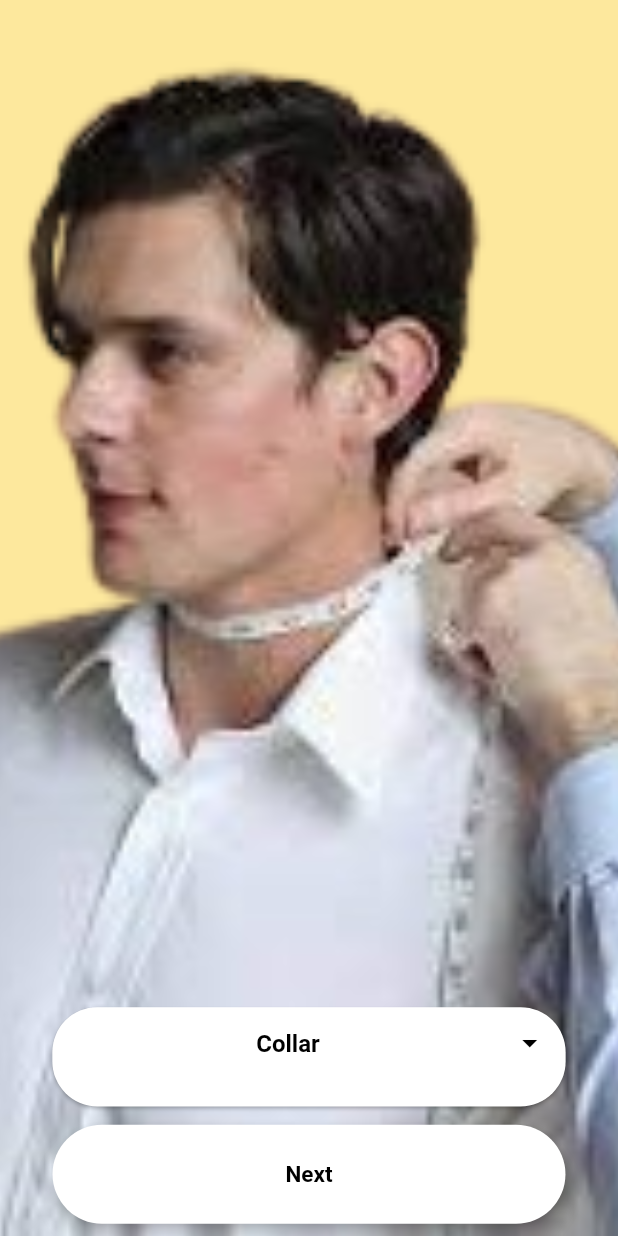
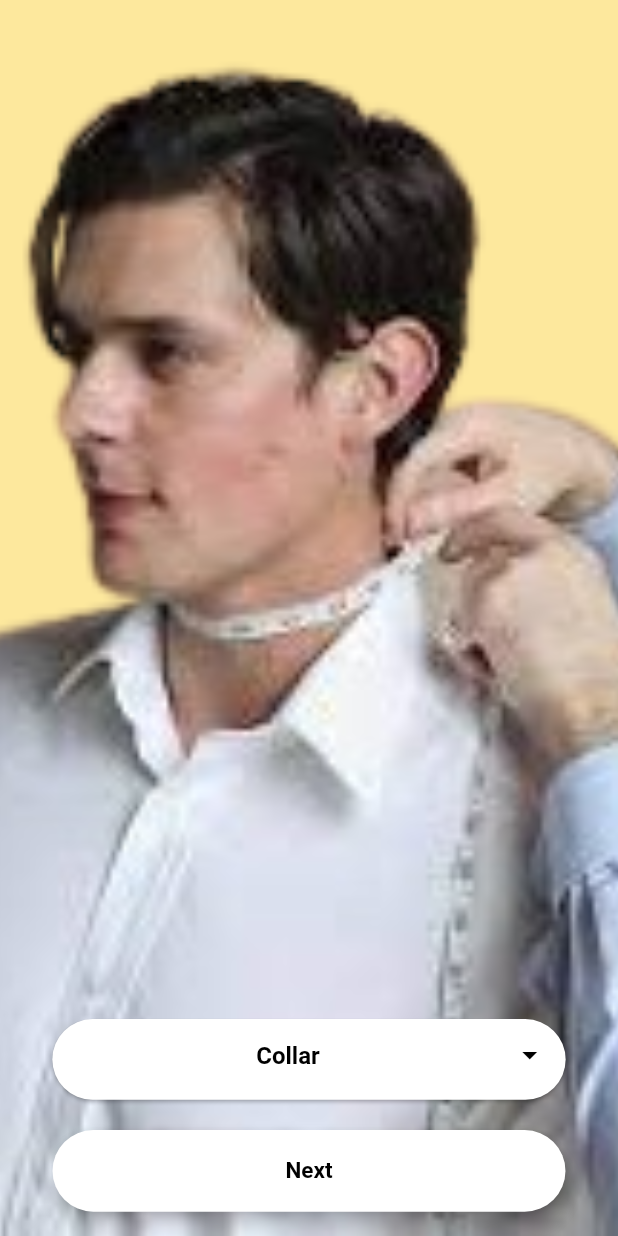
Before and after one commit to Olivi-tech/tailorApp, a Flutter app: the AddCollar widget shown alone on an empty page, opened directly, on a phone screen of 412 x 824 dp. Run offline on Flutter 3.47's test engine with Material 2 defaults, Android fonts, the phone set to English and light mode, and no system bars; our stand-ins replace awesome_dialog, cloud_firestore, firebase_auth, firebase_core, fluttertoast, font_awesome_flutter and 2 more; missing offline and left inert: flutter_facebook_auth; accounts and stored records are empty; network calls fail.

Commit message:
changed UI

```diff
--- a/lib/screens/cutomer_details/add_collar.dart
+++ b/lib/screens/cutomer_details/add_collar.dart
@@ -27,7 +27,7 @@ class AddCollar extends StatelessWidget {
                 children: [
                   SizedBox(
                       width: width * 0.85,
-                      height: height * 0.09,
+                      height: height * 0.075,
                       child: CommonWidgets.customTextFormField(
                           hintText: 'Collar',
                           onTap: () {
@@ -40,7 +40,7 @@ class AddCollar extends StatelessWidget {
                           textAlign: TextAlign.center)),
                   CommonWidgets.customBtn(
                       width: width * 0.83,
-                      height: height * 0.08,
+                      height: height * 0.066,
                       btnTextColor: Colors.black,
                       btnBackGroundColor: Colors.white,
                       name: 'Next',
```
